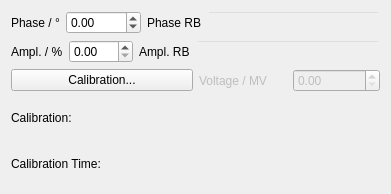
Old version of the form esme/gui/ui/tds.ui in the repository st-walker/esme.
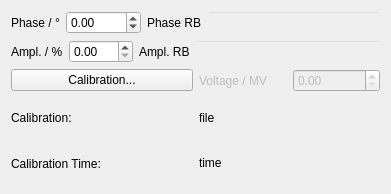
New version of the form.

Commit message: dynamically loads tds calibration now...  no more hardcoded paths

Diff of the .ui file:
```diff
--- a/esme/gui/ui/tds.ui
+++ b/esme/gui/ui/tds.ui
@@ -87,6 +87,13 @@
      </item>
     </layout>
    </item>
+   <item row="2" column="0">
+    <widget class="QPushButton" name="tds_calibration_pushbutton">
+     <property name="text">
+      <string>Calibration...</string>
+     </property>
+    </widget>
+   </item>
    <item row="1" column="0" colspan="2">
     <layout class="QHBoxLayout" name="horizontalLayout_9">
      <item>
@@ -133,12 +140,32 @@
      </item>
     </layout>
    </item>
-   <item row="2" column="0">
-    <widget class="QPushButton" name="tds_calibration_pushbutton">
-     <property name="text">
-      <string>Calibration...</string>
-     </property>
-    </widget>
+   <item row="3" column="0" colspan="2">
+    <layout class="QHBoxLayout" name="horizontalLayout_10">
+     <item>
+      <widget class="QLabel" name="calibration_label">
+       <property name="text">
+        <string>Calibration:</string>
+       </property>
+       <property name="scaledContents">
+        <bool>false</bool>
+       </property>
+       <property name="textInteractionFlags">
+        <set>Qt::LinksAccessibleByMouse|Qt::TextSelectableByMouse</set>
+       </property>
+      </widget>
+     </item>
+     <item>
+      <widget class="QLabel" name="calibration_file_path_label">
+       <property name="text">
+        <string>file</string>
+       </property>
+       <property name="textInteractionFlags">
+        <set>Qt::LinksAccessibleByMouse|Qt::TextSelectableByMouse</set>
+       </property>
+      </widget>
+     </item>
+    </layout>
    </item>
    <item row="2" column="1">
     <layout class="QHBoxLayout" name="horizontalLayout">
@@ -161,26 +188,25 @@
      </item>
     </layout>
    </item>
-   <item row="3" column="0" colspan="2">
-    <layout class="QHBoxLayout" name="horizontalLayout_6">
-     <item>
-      <widget class="QLabel" name="calibration_label">
-       <property name="text">
-        <string>Calibration:</string>
-       </property>
-      </widget>
-     </item>
-    </layout>
-   </item>
    <item row="4" column="0" colspan="2">
     <layout class="QHBoxLayout" name="horizontalLayout_7">
      <item>
-      <widget class="QLabel" name="last_calibrated_label">
+      <widget class="QLabel" name="calibration_time_label">
        <property name="text">
         <string>Calibration Time:</string>
        </property>
       </widget>
      </item>
+     <item>
+      <widget class="QLabel" name="calibration_time_label_2">
+       <property name="text">
+        <string>time</string>
+       </property>
+       <property name="textInteractionFlags">
+        <set>Qt::TextSelectableByMouse</set>
+       </property>
+      </widget>
+     </item>
     </layout>
    </item>
   </layout>
```
The commit also changes 9 other files.
